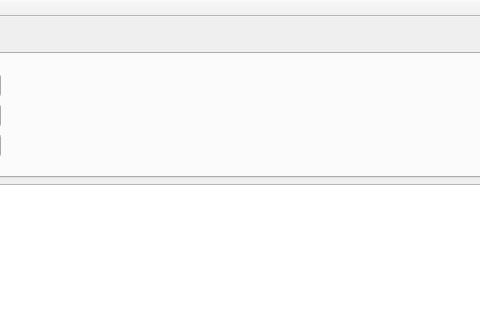
pioupus/qProtocolAnalyzer, file project/src/mainwindow.ui: the form before one commit; both pictures show x 283 to 763 and y 0 to 320 of the 871 by 467 pixel window.
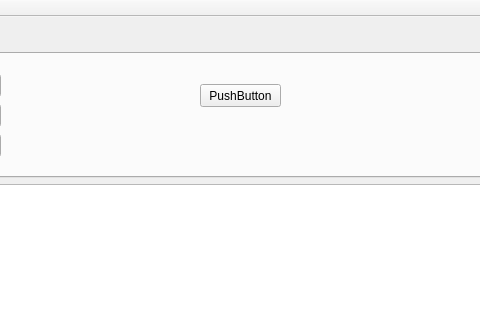
The form after the commit.

Commit message: working with tabs and serialports

Diff of the .ui file:
```diff
--- a/project/src/mainwindow.ui
+++ b/project/src/mainwindow.ui
@@ -243,6 +243,19 @@
            </property>
           </item>
          </widget>
+         <widget class="QPushButton" name="pushButton">
+          <property name="geometry">
+           <rect>
+            <x>470</x>
+            <y>30</y>
+            <width>81</width>
+            <height>23</height>
+           </rect>
+          </property>
+          <property name="text">
+           <string>PushButton</string>
+          </property>
+         </widget>
         </widget>
         <widget class="QWidget" name="tab_2">
          <attribute name="title">
```
The commit also changes 6 other files.
